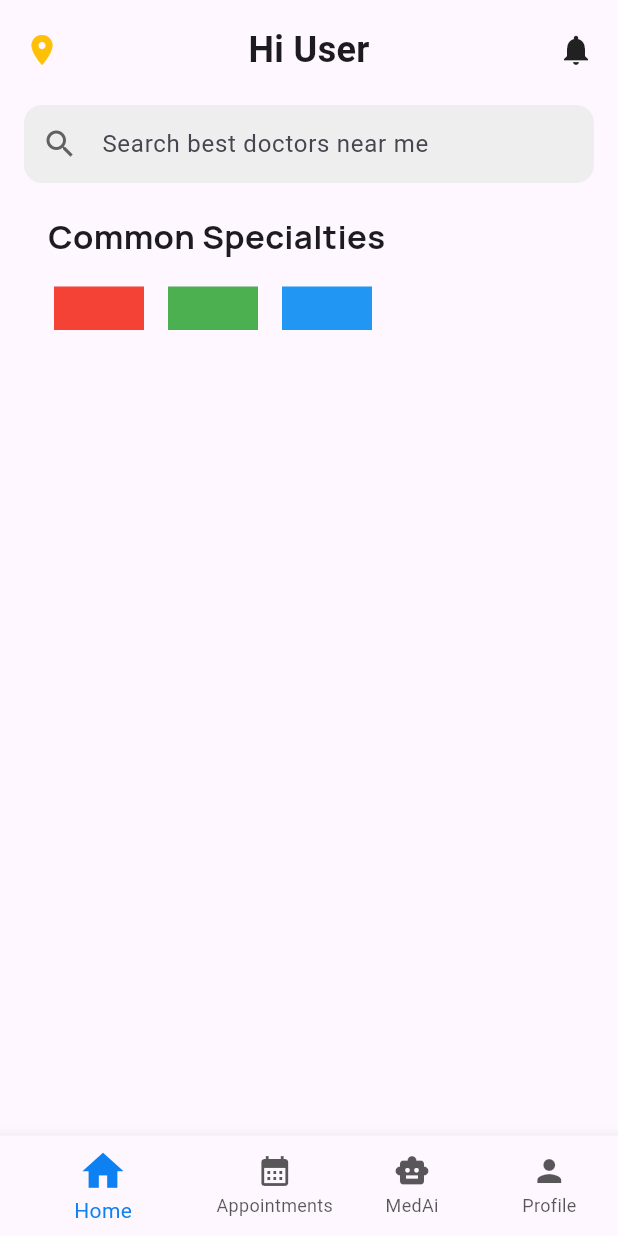
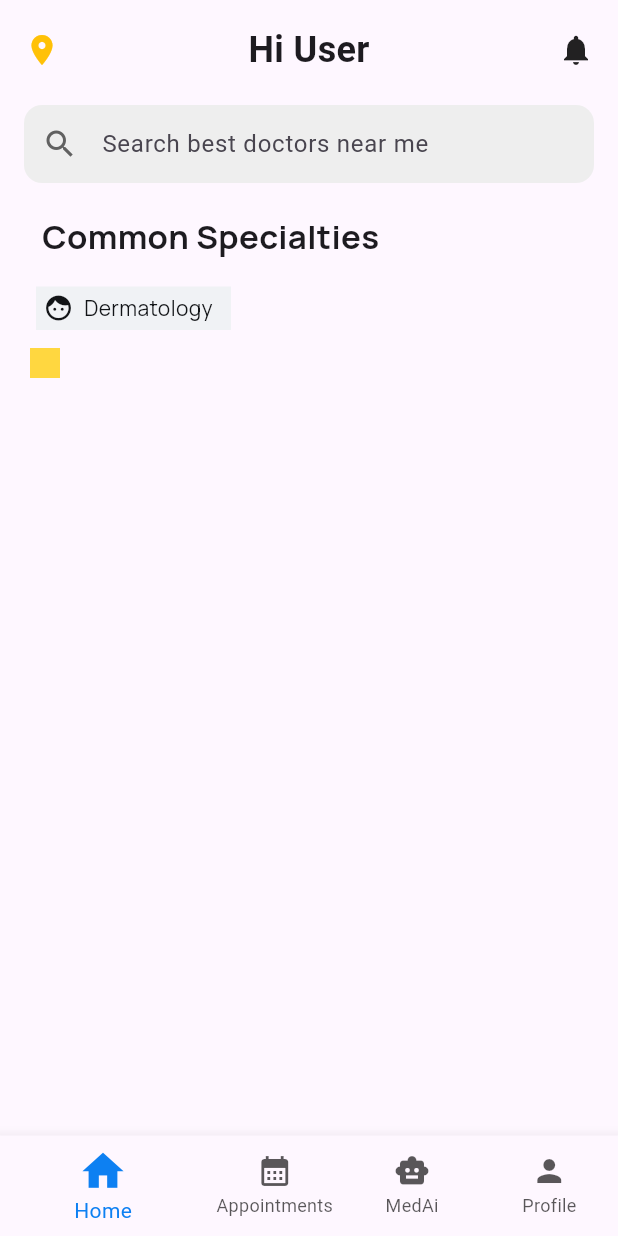
Before and after one commit to jagjeet78/getwell_final, a Flutter app: the BottomNavExample screen opened by its route, on a phone screen of 412 x 824 dp. Run offline on Flutter 3.47's test engine with Material 3 defaults, Android fonts, the phone set to English and light mode, and no system bars; our stand-ins replace flutter_dotenv, flutter_otp_text_field, flutter_secure_storage, get, google_fonts, intl_phone_number_input and 1 more; accounts and stored records are empty.

Commit message:
Just added the container design and the all thigns

```diff
--- a/lib/main.dart
+++ b/lib/main.dart
@@ -33,13 +33,14 @@ class MyApp extends StatelessWidget {
       debugShowCheckedModeBanner: false,
       getPages: Routes.pages,
 
-      home: Obx(() {
-        if (sessionManager.isLoggedIn) {
-          return BottomNavExample(); // your main page after login
-        } else {
-          return LoginPage(); // your login page
-        }
-      }),
+     initialRoute: AppRoutes.bottomnavigation,
+      // home: Obx(() {
+      //   if (sessionManager.isLoggedIn) {
+      //     return BottomNavExample(); // your main page after login
+      //   } else {
+      //     return LoginPage(); // your login page
+      //   }
+      // }),
 
       // check of the commits
     );
--- a/lib/pages/Home_page.dart
+++ b/lib/pages/Home_page.dart
@@ -1,5 +1,6 @@
 import 'package:flutter/material.dart';
 import 'package:get/get.dart';
+import 'package:getwell_go/themes/app_color.dart';
 import 'package:google_fonts/google_fonts.dart';
 
 class HomePage extends StatelessWidget {
@@ -49,51 +50,70 @@ class HomePage extends StatelessWidget {
                 ),
               ),
 
+              SizedBox(height: 20),
+              Row(
+                children: [
+                  Padding(
+                    padding: EdgeInsetsGeometry.only(left: 12),
+                    child: Text(
+                      "Common Specialties",
+                      style: GoogleFonts.manrope(
+                        fontSize: 22,
+                        fontWeight: FontWeight.bold,
+                      ),
+                    ),
+                  ),
+                ],
+              ),
 
-             SizedBox(height: 20,),
-              Row(children: [
-                Padding(
-                  padding: EdgeInsetsGeometry.only(
-                    left: 16,
-
-                  ),
-                child: Text("Common Specialties",style: GoogleFonts.manrope(
-
-                  fontSize: 22,
-                      fontWeight: FontWeight.bold,
-                ),),
-              )]),
-              SizedBox(height: 10,),
+              SizedBox(height: 10),
 
               Padding(
-                padding: EdgeInsetsGeometry.only(
-                  left:12,
-                ),
+                padding: EdgeInsetsGeometry.only(left: 0),
                 child: SizedBox(
                   height: 45, // must give height when inside Column
                   child: ListView(
                     scrollDirection: Axis.horizontal,
                     children: [
                       Container(
-                        width: 60,
-                        color: Colors.red,
+                        width: 130,
+                        height: 32,
+                        color: Color(0xFFF0F2F5),
 
                         margin: EdgeInsets.all(8),
-                      ),
-                      Container(
-                        width: 60,
-                        color: Colors.green,
-                        margin: EdgeInsets.all(8),
-                      ),
-                      Container(
-                        width: 60,
-                        color: Colors.blue,
-                        margin: EdgeInsets.all(8),
+                        child: Row(
+                          children: [
+                            Padding(
+                              padding: EdgeInsetsGeometry.only(
+                                left: 5,
+                                right: 5,
+                              ),
+                              child: Icon(
+                                Icons.face,
+                                size: 20,
+                                color: AppColor.writecolor,
+                              ),
+                            ),
+                            SizedBox(width: 2),
+                            Text(
+                              "Dermatology",
+                              style: GoogleFonts.manrope(
+                                color: AppColor.writecolor,
+                              ),
+                            ),
+                          ],
+                        ),
                       ),
                     ],
                   ),
                 ),
               ),
+
+              // this is the bottom list view and al thigns
+              Padding(
+                padding: EdgeInsetsGeometry.all(4),
+                child: Row(children: [Container(height: 20,
+                width: 20, color: Colors.amberAccent)])),
             ],
           ),
         ),
--- a/lib/themes/app_color.dart
+++ b/lib/themes/app_color.dart
@@ -9,4 +9,5 @@ class AppColor {
    static Color inactiveBorderColor = Color(0xFF4d91f2).withOpacity(0.7);
      static Color activeBgColor = Color(0xFFe0f2fe);
    static Color inactiveBgColor = Color(0xFFe0f2fe).withOpacity(0.7);
+   static Color writecolor =Color(0xFF121417);
 }
```
